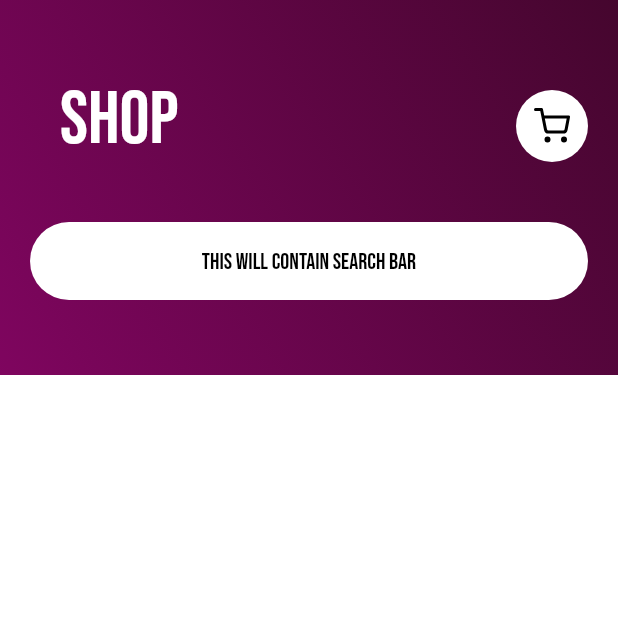
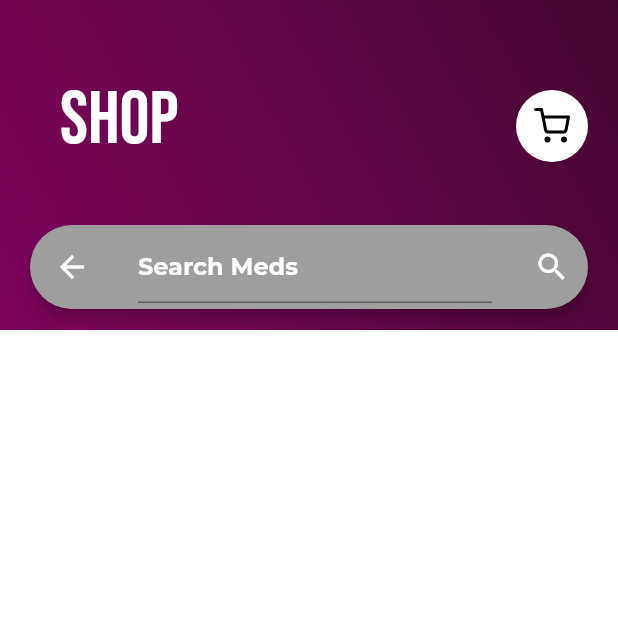
Before and after one commit to saugat-adh/medico, a Flutter app: the Dash3 screen opened directly, on a phone screen of 412 x 824 dp, the top half of it. Run offline on Flutter 3.47's test engine with Material 2 defaults, Android fonts, the phone set to English and light mode, and no system bars; our stand-ins replace cloud_firestore, firebase_auth, firebase_core, flutter_feather_icons, modal_progress_hud, salomon_bottom_bar; missing offline and left inert: enum_to_string, gender_picker; accounts and stored records are empty.

Commit message:
Tyra Firebase Connected Working on Shop: Search Bar with list of meds created

```diff
--- a/lib/Pages/shop.dart
+++ b/lib/Pages/shop.dart
@@ -1,12 +1,15 @@
+import 'package:flutter/cupertino.dart';
 import 'package:flutter/material.dart';
 import 'package:flutter_feather_icons/flutter_feather_icons.dart';
 
-class Dash3 extends StatefulWidget {
+class Dash3 extends StatefulWidget{
+
   @override
   _Dash3State createState() => _Dash3State();
 }
 
 class _Dash3State extends State<Dash3> {
+
   @override
   Widget build(BuildContext context) {
     return Stack(
@@ -35,9 +38,11 @@ class _Dash3State extends State<Dash3> {
     );
   }
 
+
+
   _buildBackgroundCover() {
     return Container(
-      height: 250.0,
+      height: 220.0,
       decoration: BoxDecoration(
         gradient: LinearGradient(
           begin: Alignment.topRight,
@@ -90,26 +95,95 @@ class _Dash3State extends State<Dash3> {
 
   _buildSearchBar() {
     return Positioned(
-      bottom: 50,
-        child: Container(
-          width: MediaQuery.of(context).size.width - 40,
-          padding: EdgeInsets.all(17),
-          child: Center(
-            child: Text(
-              'This will contain search bar',
-              style: TextStyle(
-                color: Colors.black,
-                fontSize: 15,
-                fontFamily: 'Bebas',
-              ),
-            ),
+      top: 150,
+      left: 20,
+      right: 20,
+        child: AppBar(
+          shape: RoundedRectangleBorder(
+            borderRadius: BorderRadius.vertical(
+              bottom: Radius.circular(30),
+              top: Radius.circular(30),
+            )
           ),
-          decoration: BoxDecoration(
-            borderRadius: BorderRadius.circular(30),
-            color: Colors.white,
+          centerTitle: true,
+          backgroundColor: Colors.grey,
+        primary: false,
+        title: TextField(
+
+          decoration: InputDecoration(
+            hintText: "Search Meds",
+            hintStyle: TextStyle(color: Colors.white),
           ),
-        )
+        ),
+    actions:<Widget> [
+    IconButton(icon: Icon(Icons.search), onPressed: (){
+    showSearch(context: context, delegate: DataSearch());
+    }
+    )
+    ]
+    )
     );
   }
 
+
 }
+
+
+class DataSearch extends SearchDelegate<String> {
+  final drugs=[
+    "Paracetamol",
+    "Vitamin C",
+    "Vitamin B",
+    "Zinc Tablets",
+    "diazepam",
+    "fluoxetine",
+    "haloperidol",
+    "loperamide,"
+  ];
+
+  final recentDrugs= [
+    "Paracetamol",
+    "Vitamin C",
+    "Vitamin B",
+    "Zinc Tablets",
+  ];
+  @override
+  List<Widget> buildActions(BuildContext context) {
+    // actions for appbar
+    return [
+      IconButton(icon: Icon(Icons.search), onPressed: () {} )
+    ];
+    throw UnimplementedError();
+  }
+
+  @override
+  Widget buildLeading(BuildContext context) {
+    // leading icon on the left of the appbar
+    return IconButton(icon: AnimatedIcon(icon: AnimatedIcons.menu_arrow,progress: transitionAnimation,
+    ),
+        onPressed: () {});
+
+    throw UnimplementedError();
+  }
+
+  @override
+  Widget buildResults(BuildContext context) {
+    // show some result based on the selection
+    throw UnimplementedError();
+  }
+
+  @override
+  Widget buildSuggestions(BuildContext context) {
+    // show when someone searches for something
+    final suggestionList= query.isEmpty?recentDrugs:drugs;
+    return ListView.builder(
+        itemBuilder: (context,index)=>ListTile(
+        leading: Icon(Icons.person),
+          title: Text(suggestionList[index]),
+    ),
+      itemCount: suggestionList.length,
+    );
+    throw UnimplementedError();
+  }
+
+}
```
Also changed, not shown: pubspec.lock.
